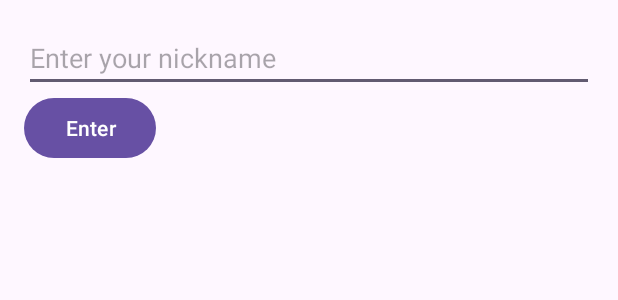
After one commit to scoroian/FirebaseChat, an Android app: the layout activity_nickname.xml on its own in the app's theme, with its tools: preview values and no code run, on a phone screen of 412 x 824 dp. The commit adds this screen. Shown: the top 300 px of the screen. Run offline under Robolectric (Android 15) with nearby library versions, the light colour scheme and no system bars.

Commit message:
Funcionamiento basico

```diff
--- a/app/src/main/java/com/scoroian/firebasechat/MainActivity.kt
+++ b/app/src/main/java/com/scoroian/firebasechat/MainActivity.kt
@@ -25,6 +25,8 @@ class MainActivity : AppCompatActivity() {
             .addOnFailureListener {
                 Log.d("Firebase", "Failed to write data")
             }
+        myRef.setValue("aaaaa!")
+        myRef.setValue("bbbbb")
 
         // Leer datos desde Firebase Database
         myRef.addValueEventListener(object : ValueEventListener {
--- /dev/null
+++ b/app/src/main/res/layout/activity_nickname.xml
@@ -0,0 +1,20 @@
+<?xml version="1.0" encoding="utf-8"?>
+<LinearLayout xmlns:android="http://schemas.android.com/apk/res/android"
+    android:layout_width="match_parent"
+    android:layout_height="match_parent"
+    android:orientation="vertical"
+    android:padding="16dp">
+
+    <EditText
+        android:id="@+id/nicknameEditText"
+        android:layout_width="match_parent"
+        android:layout_height="wrap_content"
+        android:hint="Enter your nickname" />
+
+    <Button
+        android:id="@+id/enterButton"
+        android:layout_width="wrap_content"
+        android:layout_height="wrap_content"
+        android:text="Enter" />
+
+</LinearLayout>
```
Also changed, not shown: app/src/main/AndroidManifest.xml (+8 -3 lines), app/src/main/java/com/scoroian/firebasechat/ChatActivity.kt (added, +55 -0 lines), app/src/main/java/com/scoroian/firebasechat/ChatAdapter.kt (added, +25 -0 lines), app/src/main/java/com/scoroian/firebasechat/ChatMessage.kt (added, +7 -0 lines), app/src/main/java/com/scoroian/firebasechat/NicknameActivity.kt (added, +40 -0 lines), app/src/main/java/com/scoroian/firebasechat/SplashActivity.kt (+6 -1 lines), app/src/main/res/layout/activity_chat.xml (added, +34 -0 lines), app/src/main/res/layout/item_message.xml (added, +19 -0 lines).
